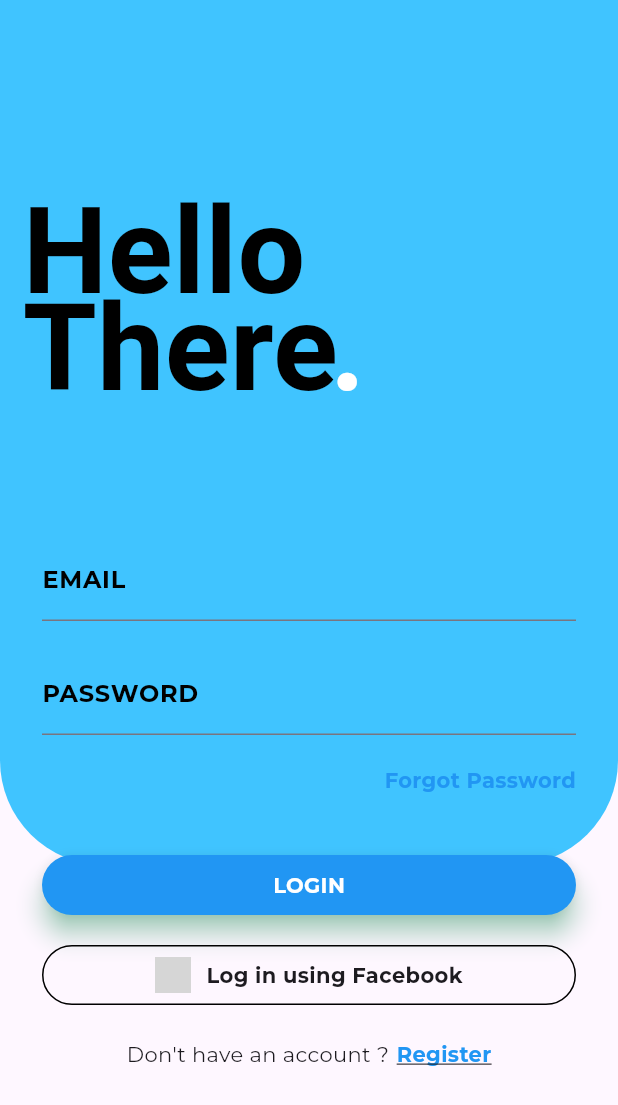
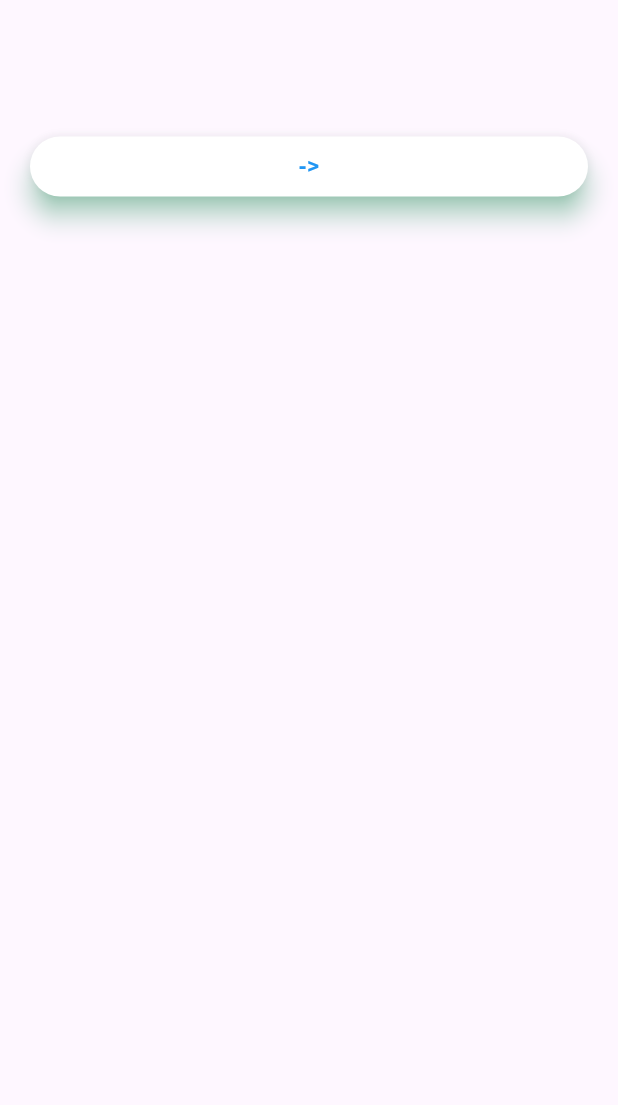
Before and after one commit to AshfaqDurjoy/flutterAssignment-1, a Flutter app: the screen it shows after launch, on a phone screen of 412 x 824 dp. Shown: the top 1105 px of the screen. Run offline on Flutter 3.47's test engine with Material 3 defaults, Android fonts, the phone set to English and light mode, and no system bars; our stand-ins replace get; project files that could hold a hidden picture were left out; grey boxes are pictures that could not be loaded.

Commit message:
added a Dashboard and Welcome page(still working)

```diff
--- a/lib/MyHomePage.dart
+++ b/lib/MyHomePage.dart
@@ -13,7 +13,6 @@ class _MyHomePageState extends State<MyHomePage>{
   @override
   Widget build(BuildContext context) {
     return new Scaffold(
-
       resizeToAvoidBottomInset: false,
       body: Column(
         crossAxisAlignment: CrossAxisAlignment.start,
--- a/lib/Random.dart
+++ b/lib/Random.dart
@@ -1,3 +1,4 @@
+import 'package:assignment/Dashboard.dart';
 import 'package:assignment/forgotpassword.dart';
 import 'package:assignment/signup.dart';
 import 'package:flutter/cupertino.dart';
@@ -162,7 +163,8 @@ Widget _Credentials(){
               elevation: 7.0,
               child: GestureDetector(
                 onTap: (){
-
+                    print("Dashboard e gese");
+                    Get.to(DashBoard());
                 },
                 child: Center(
                   child: Text(
--- /dev/null
+++ b/lib/Welcome_page.dart
@@ -0,0 +1,57 @@
+import 'package:flutter/cupertino.dart';
+import 'package:flutter/material.dart';
+import 'package:get/get.dart';
+
+import 'Random.dart';
+
+class WelcomePage extends StatelessWidget{
+  @override
+  Widget build(BuildContext context) {
+    return new Scaffold(
+      appBar: AppBar(
+
+      ),
+      resizeToAvoidBottomInset: false,
+      body:
+      Column(
+        color: Colors.lightBlueAccent,
+        crossAxisAlignment: CrossAxisAlignment.start,
+        children:<Widget> [
+          Container(
+            padding: EdgeInsets.only(top: 35.0,left: 20.0,right: 20.0),
+            child: Column(
+              children:<Widget> [
+                Container(
+                  height: 40.0,
+                  child: Material(
+                    borderRadius: BorderRadius.circular(50.0),
+                    shadowColor: Colors.greenAccent,
+                    color:Colors.white,
+                    elevation: 7.0,
+                    child: GestureDetector(
+                      onTap: (){
+
+                      },
+                      child: Center(
+                        child: Text(
+                          '->',
+                          style: TextStyle(
+                            color: Colors.blue,
+                            fontWeight: FontWeight.bold,
+                            fontFamily: 'Montserrat',
+                          ),
+                        ),
+                      ),
+                    ),
+                  ),
+                ),
+
+              ],
+            ),
+          ),
+        ],
+      ),
+    );
+  }
+
+}
--- a/lib/main.dart
+++ b/lib/main.dart
@@ -6,6 +6,7 @@ import 'package:get/get.dart';
 
 import 'MyHomePage.dart';
 import 'Random.dart';
+import 'Welcome_page.dart';
 
 void main() {
   runApp(const MyApp());
@@ -23,7 +24,7 @@ class MyApp extends StatelessWidget{
         useMaterial3: true,
       ),
       debugShowCheckedModeBanner: false,
-      home: new MyHome(),
+      home: new WelcomePage(),
     );
   }
 }
--- a/lib/signup.dart
+++ b/lib/signup.dart
@@ -1,5 +1,7 @@
+import 'package:assignment/Random.dart';
 import 'package:flutter/cupertino.dart';
 import 'package:flutter/material.dart';
+import 'package:get/get.dart';
 
 class SignupPage extends StatefulWidget{
   @override
@@ -120,7 +122,7 @@ class _SignupPageState extends State<SignupPage>{
                     elevation: 7.0,
                     child: GestureDetector(
                       onTap: (){
-
+                        Get.to(MyHome());
                       },
                       child: Center(
                         child: Text(
```
Also changed, not shown: lib/Dashboard.dart (added, +24 -0 lines), pubspec.lock.
